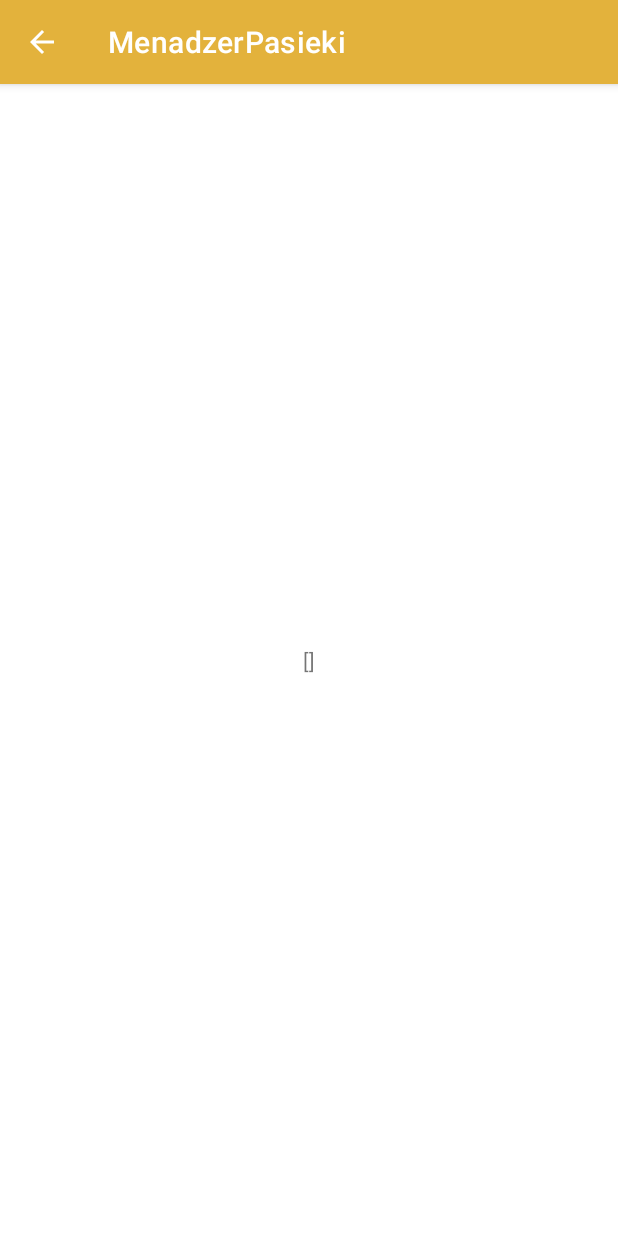
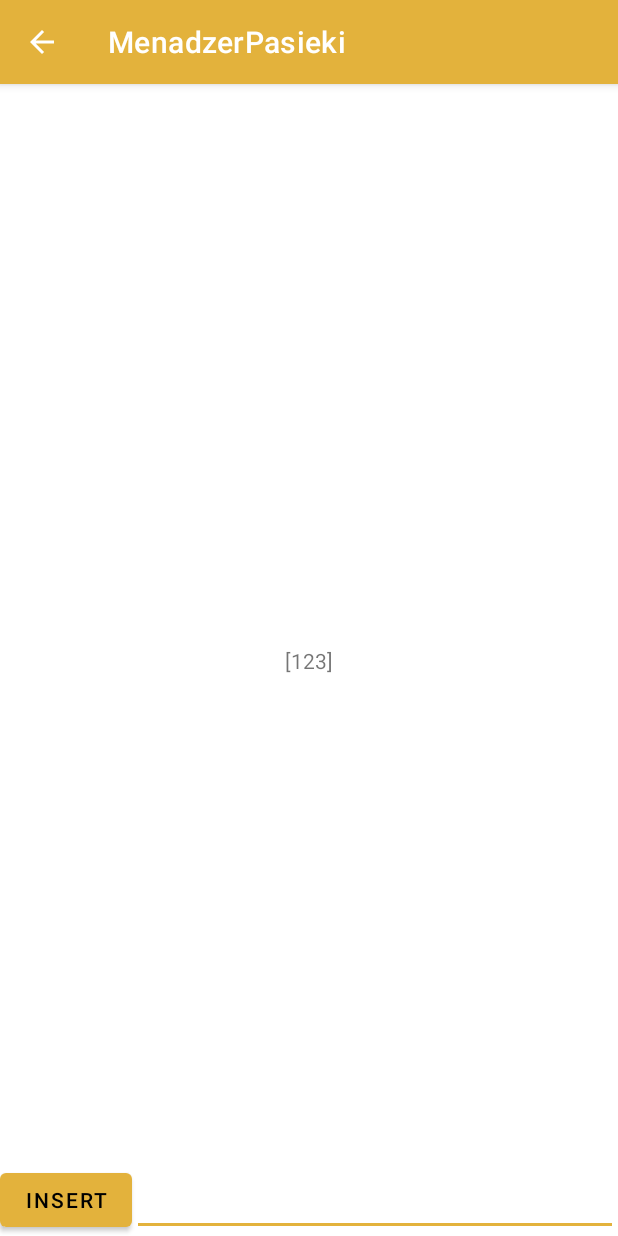
Before and after one commit to dragive/menadzerPasieki, an Android app: the screen it shows after launch (ApiaryDetails), after a tap on "NEXTACTIVITY", on a phone screen of 412 x 824 dp. Run offline under Robolectric (Android 15) with nearby library versions, the phone set to English and light mode, and no system bars; 1 statement that could not run was skipped.

Commit message:
Dodanie obsługi bazy danych, insertowania, tworzenia, usuwania tabel

```diff
--- a/app/src/main/java/pl/pasiekaradosna/menadzerpasieki/ApiaryDetails.kt
+++ b/app/src/main/java/pl/pasiekaradosna/menadzerpasieki/ApiaryDetails.kt
@@ -3,6 +3,7 @@ package pl.pasiekaradosna.menadzerpasieki
 import androidx.appcompat.app.AppCompatActivity
 import android.os.Bundle
 import android.widget.TextView
+import kotlinx.android.synthetic.main.activity_apiary_details.*
 import pl.pasiekaradosna.menadzerpasieki.dal.TestDbHelper
 
 class ApiaryDetails : AppCompatActivity() {
@@ -22,7 +23,11 @@ class ApiaryDetails : AppCompatActivity() {
 
         textView.text = myDbHelper.readAllUsers().toString()
 
+        bInsert.setOnClickListener {
+            TestDbHelper(this).insertValue(etInsert.text.toString())
+            textView.text = myDbHelper.readAllUsers().toString()
 
+        }
 
 
     }
--- a/app/src/main/java/pl/pasiekaradosna/menadzerpasieki/dal/Settings.java
+++ b/app/src/main/java/pl/pasiekaradosna/menadzerpasieki/dal/Settings.java
@@ -8,4 +8,6 @@ public abstract class Settings {
     public static final String TABLE_USERS = "USERS";
     public static final String DEBUG_TAG = "SqLiteTodoManager";
 
+    public static final String TAG = "menadzerPasieki";
+
 }
--- a/app/src/main/java/pl/pasiekaradosna/menadzerpasieki/dal/TestDbHelper.kt
+++ b/app/src/main/java/pl/pasiekaradosna/menadzerpasieki/dal/TestDbHelper.kt
@@ -1,31 +1,52 @@
 package pl.pasiekaradosna.menadzerpasieki.dal
 
+import android.content.ContentValues
 import android.content.Context
 import android.database.Cursor
 import android.database.sqlite.SQLiteDatabase
 import android.database.sqlite.SQLiteOpenHelper
 import android.database.sqlite.SQLiteException
+import android.util.Log
+import android.widget.Toast
 import pl.pasiekaradosna.menadzerpasieki.dal.Settings.TABLE_USERS
+import pl.pasiekaradosna.menadzerpasieki.dal.Settings.TAG
 
 
 class TestDbHelper(context: Context) : SQLiteOpenHelper(context,Settings.DATABASE_NAME,null,Settings.DATABASE_VERSION) {
-
+    private var sQLiteDatabase: SQLiteDatabase? =null
     override fun onCreate(db: SQLiteDatabase?) {
-        val sql = "Create Table $TABLE_USERS (" +
-                "id integer primary key autoincrement," +
-                "field varchar(255)" +
-                ")"
-        db?.execSQL(sql)
+        sQLiteDatabase = db//dbase = getWriteableDatabase()
+        createTable()
     }
 
     override fun onUpgrade(db: SQLiteDatabase?, oldVersion: Int, newVersion: Int) {
-
+        deleteTable()
+        onCreate(db)
     }
 
+    fun createTable(){
+        sQLiteDatabase = this.writableDatabase
+        try{
+            val sql = "Create Table $TABLE_USERS (" +
+                    "id integer primary key autoincrement," +
+                    "field varchar(255)" +
+                    ")"
+            sQLiteDatabase?.execSQL(sql)
 
-    fun readAllUsers():List<String >{
+            Log.i(TAG,sQLiteDatabase.toString())
+            val sqlInsert = "insert into $TABLE_USERS (" +
+                    "field " +
+                    ")" +
+                    "values (" + "\'123\'" + ")"
+            sQLiteDatabase?.execSQL(sqlInsert)
+        }catch(ex : Exception){
+            Log.e(TAG,"onCreate",ex)
+        }
+    }
+    fun readAllUsers():List<String >?{
+        sQLiteDatabase = this.writableDatabase
         val selectQuery = """
-            SELECT * FROM $TABLE_USERS
+            SELECT field FROM $TABLE_USERS
             """.trimIndent()
         val empList:ArrayList<String > = ArrayList<String >()
         val db = this.readableDatabase
@@ -34,8 +55,9 @@ class TestDbHelper(context: Context) : SQLiteOpenHelper(context,Settings.DATABAS
         try{
             cursor = db.rawQuery(selectQuery, null)
         }catch (e: SQLiteException) {
-            db.execSQL(selectQuery)
-            return ArrayList()
+//            db.execSQL(selectQuery)
+            Log.e(TAG,"rawQuery",e)
+            return null
         }
         with(cursor) {
             while (moveToNext()) {
@@ -47,8 +69,27 @@ class TestDbHelper(context: Context) : SQLiteOpenHelper(context,Settings.DATABAS
         return empList
     }
 
-    fun deleteTable(db: SQLiteDatabase?){
-        db?.execSQL("""drop table $TABLE_USERS""")
+    fun deleteTable(){
+        sQLiteDatabase = this.writableDatabase
+        sQLiteDatabase?.execSQL("""drop table $TABLE_USERS""")
+    }
+
+    fun insertValue(field:String){
+        val values = ContentValues()
+        values.put("field",field)
+        try{
+            this.writableDatabase.insert(TABLE_USERS,null, values)
+            Log.i(TAG,"Inserted Values")
+        }
+        catch (ex:Exception){
+            Log.e(TAG,"Error inserting",ex)
+        }
     }
 
 }
+
+/*@Override
+public void onOpen(SQLiteDatabase db) {
+    super.onOpen(db);
+    db.disableWriteAheadLogging();
+}*/
--- a/app/src/main/res/layout/activity_apiary_details.xml
+++ b/app/src/main/res/layout/activity_apiary_details.xml
@@ -15,4 +15,23 @@
         app:layout_constraintEnd_toEndOf="parent"
         app:layout_constraintStart_toStartOf="parent"
         app:layout_constraintTop_toTopOf="parent" />
+
+    <Button
+        android:id="@+id/bInsert"
+        android:layout_width="wrap_content"
+        android:layout_height="wrap_content"
+        android:text="Insert"
+        app:layout_constraintBottom_toBottomOf="parent"
+        app:layout_constraintStart_toStartOf="parent" />
+
+    <EditText
+        android:id="@+id/etInsert"
+        android:layout_width="0dp"
+        android:layout_height="wrap_content"
+        android:ems="10"
+        android:inputType="textPersonName"
+        android:text=""
+        app:layout_constraintBottom_toBottomOf="parent"
+        app:layout_constraintEnd_toEndOf="parent"
+        app:layout_constraintStart_toEndOf="@+id/bInsert" />
 </androidx.constraintlayout.widget.ConstraintLayout>
```
Also changed, not shown: app/src/main/java/pl/pasiekaradosna/menadzerpasieki/MainActivity.kt (+41 -0 lines), app/src/main/res/layout/activity_main.xml (+23 -0 lines), 1 other file.
